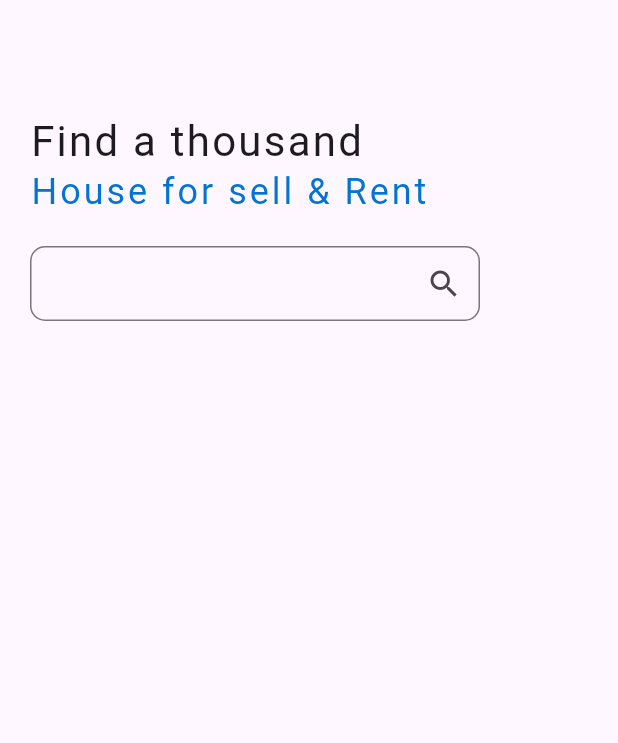
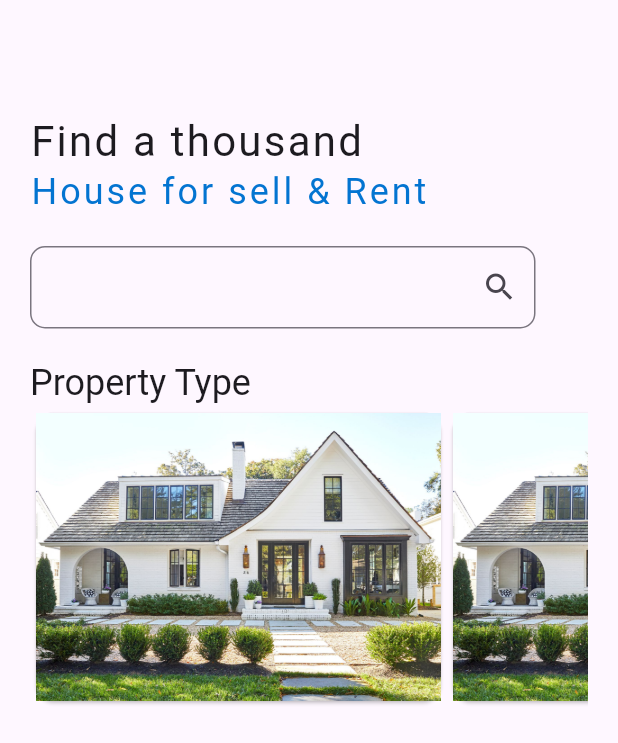
Before and after one commit to azizexb/Project, a Flutter app: the screen it shows after launch, on a phone screen of 412 x 824 dp. Shown: the top 743 px of the screen. Run offline on Flutter 3.47's test engine with Material 3 defaults, Android fonts, the phone set to English and light mode, and no system bars.

Commit message:
Listview size error fixed

```diff
--- a/flutter_project/lib/property_mobile_app_demo.dart
+++ b/flutter_project/lib/property_mobile_app_demo.dart
@@ -26,29 +26,58 @@ class _PropertyMobileAppDemoState extends State<PropertyMobileAppDemo> {
               ProjectText().subtitle,
               style: _subTitleTextTheme(context),
             ),
-            SizedBox(
-              height: 70,
-              width: 300,
-              child: Padding(
-                padding: ProjectPadding().paddingTop,
+            Padding(
+              padding: ProjectPadding().textFieldPadding,
+              child: SizedBox(
+                height: TextFieldSizedBox().sizedBoxHeight,
                 child: TextField(
                   decoration: InputDecoration(
                     suffixIcon: Align(
                         heightFactor: 1,
                         widthFactor: 1,
                         child: IconButton(
-                            onPressed: () {},
-                            icon: const Icon(Icons.search))),
-                    border: OutlineInputBorder(
-                        borderRadius: BorderRadius.circular(10)),
+                            onPressed: () {}, icon: const Icon(Icons.search))),
+                    border: _textFieldBorderRadius(),
                   ),
                 ),
               ),
             ),
+            Padding(
+              padding: ProjectPadding().paddingTop,
+              child: Text(
+                ProjectText().cardTypeText,
+                style: Theme.of(context).textTheme.headlineSmall,
+              ),
+            ),
+            SizedBox(
+              height: 200,
+              child: ListView(
+                scrollDirection: Axis.horizontal,
+                children: [
+                  Card(
+
+                    child: Image.asset('assets/white_house.jpg'),
+                  ),
+                  Card(
+                    child: Image.asset('assets/white_house.jpg'),
+                  ),
+                  Card(
+                    child: Image.asset('assets/white_house.jpg'),
+                  ),
+                  Card(
+                    child: Image.asset('assets/white_house.jpg'),
+                  ),
+                ],
+              ),
+            )
           ],
         ),
       ),
     );
+  }
+
+  OutlineInputBorder _textFieldBorderRadius() {
+    return OutlineInputBorder(borderRadius: BorderRadius.circular(10));
   }
 
   TextStyle? _titleTextTheme(BuildContext context) =>
@@ -65,4 +94,10 @@ class _PropertyMobileAppDemoState extends State<PropertyMobileAppDemo> {
 class ProjectPadding {
   final generalPadding = const EdgeInsets.all(20);
   final paddingTop = const EdgeInsets.only(top: 20);
+  final textFieldPadding =
+      const EdgeInsets.only(right: 35) + const EdgeInsets.only(top: 20);
 }
+
+class TextFieldSizedBox {
+  final double sizedBoxHeight = 55;
+}
--- a/flutter_project/pubspec.yaml
+++ b/flutter_project/pubspec.yaml
@@ -59,8 +59,8 @@ flutter:
   uses-material-design: true
 
   # To add assets to your application, add an assets section, like this:
-  # assets:
-  #   - images/a_dot_burr.jpeg
+  assets:
+    - assets/white_house.jpg
   #   - images/a_dot_ham.jpeg
 
   # An image asset can refer to one or more resolution-specific "variants", see
```
Also changed, not shown: flutter_project/assets/white_house.jpg (added).
